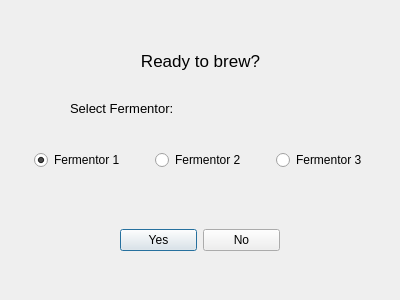
Before: the Qt Designer form brewConfirmation.ui in heathercaz/homebrew-controller, drawn with Qt 5.
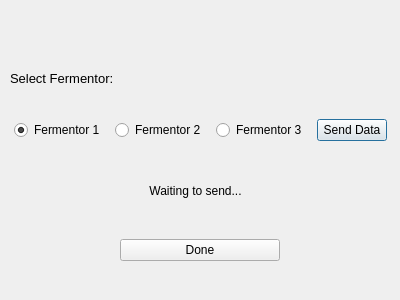
After: the same form once the commit is applied. Icons and pictures are not drawn.

```diff
--- a/brewConfirmation.ui
+++ b/brewConfirmation.ui
@@ -17,32 +17,11 @@
    <iconset>
     <normaloff>../../beerIcone.png</normaloff>../../beerIcone.png</iconset>
   </property>
-  <widget class="QLabel" name="label">
-   <property name="geometry">
-    <rect>
-     <x>0</x>
-     <y>50</y>
-     <width>401</width>
-     <height>21</height>
-    </rect>
-   </property>
-   <property name="font">
-    <font>
-     <pointsize>13</pointsize>
-    </font>
-   </property>
-   <property name="text">
-    <string>Ready to brew?</string>
-   </property>
-   <property name="alignment">
-    <set>Qt::AlignCenter</set>
-   </property>
-  </widget>
   <widget class="QWidget" name="horizontalLayoutWidget">
    <property name="geometry">
     <rect>
      <x>10</x>
-     <y>120</y>
+     <y>90</y>
      <width>381</width>
      <height>80</height>
     </rect>
@@ -93,13 +72,26 @@
       </property>
      </widget>
     </item>
+    <item>
+     <widget class="QPushButton" name="sendButton">
+      <property name="maximumSize">
+       <size>
+        <width>70</width>
+        <height>16777215</height>
+       </size>
+      </property>
+      <property name="text">
+       <string>Send Data</string>
+      </property>
+     </widget>
+    </item>
    </layout>
   </widget>
   <widget class="QLabel" name="label_2">
    <property name="geometry">
     <rect>
-     <x>70</x>
-     <y>100</y>
+     <x>10</x>
+     <y>70</y>
      <width>161</width>
      <height>16</height>
     </rect>
@@ -117,7 +109,7 @@
    <property name="geometry">
     <rect>
      <x>120</x>
-     <y>200</y>
+     <y>210</y>
      <width>160</width>
      <height>80</height>
     </rect>
@@ -126,19 +118,28 @@
     <item>
      <widget class="QPushButton" name="yesButton">
       <property name="text">
-       <string>Yes</string>
-      </property>
-     </widget>
-    </item>
-    <item>
-     <widget class="QPushButton" name="noButton">
-      <property name="text">
-       <string>No</string>
+       <string>Done</string>
       </property>
      </widget>
     </item>
    </layout>
   </widget>
+  <widget class="QLabel" name="statusLabel">
+   <property name="geometry">
+    <rect>
+     <x>110</x>
+     <y>170</y>
+     <width>171</width>
+     <height>41</height>
+    </rect>
+   </property>
+   <property name="text">
+    <string>Waiting to send...</string>
+   </property>
+   <property name="alignment">
+    <set>Qt::AlignCenter</set>
+   </property>
+  </widget>
  </widget>
  <resources/>
  <connections/>
```
